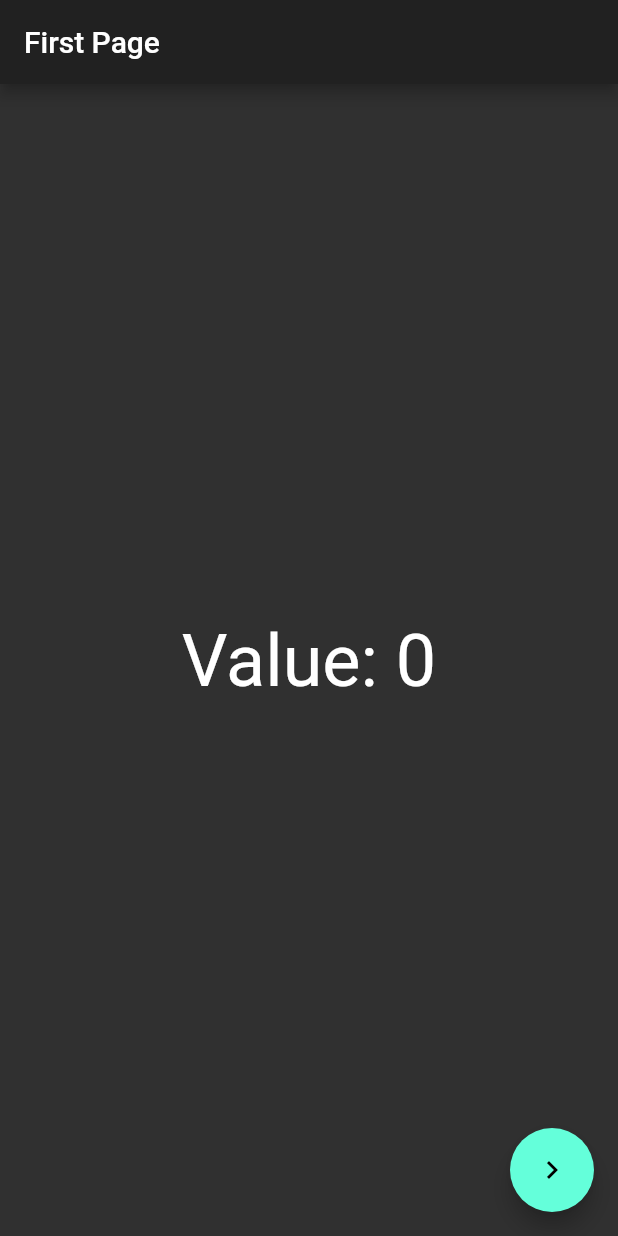
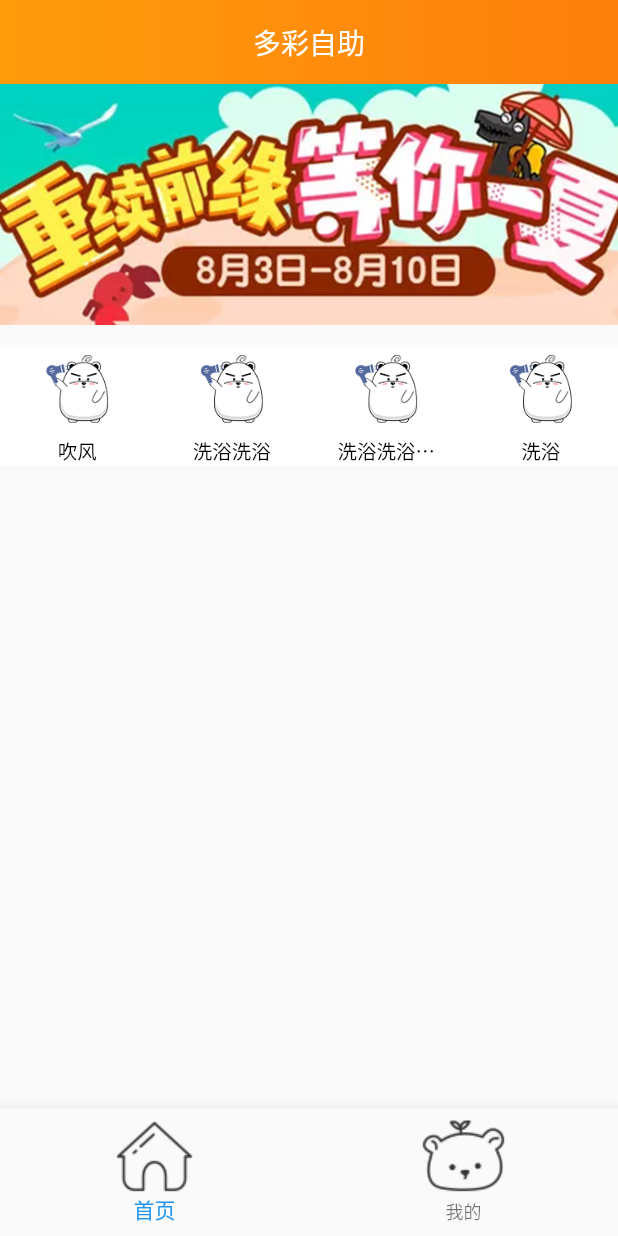
Before and after one commit to kuangshu/dcxy-flutter, a Flutter app: the screen it shows after launch, on a phone screen of 412 x 824 dp. Run offline on Flutter 3.47's test engine with Material 2 defaults, Android fonts, the phone set to English and light mode, and no system bars; our stand-ins replace flutter_screenutil.

Commit message:
添加部分首页布局

```diff
--- /dev/null
+++ b/lib/components/AppBar.dart
@@ -0,0 +1,38 @@
+import 'package:dcxy_flutter/theme/ThemeColors.dart';
+import 'package:flutter/cupertino.dart';
+import 'package:flutter_screenutil/flutter_screenutil.dart';
+
+class AppBar extends StatelessWidget implements PreferredSizeWidget {
+  AppBar({@required this.title});
+
+  final String title;
+
+  @override
+  Size get preferredSize {
+    return new Size.fromHeight(56.0);
+  }
+
+  @override
+  Widget build(BuildContext context) {
+    return Container(
+        height: ScreenUtil.getInstance().setHeight(128),
+        decoration: new BoxDecoration(
+          gradient: new LinearGradient(
+            begin: Alignment.centerLeft,
+            end: Alignment.centerRight,
+            colors: <Color>[const Color(0xfffe9c0b), const Color(0xfffe7f0c)],
+          ),
+        ),
+        child: Container(
+          padding: EdgeInsets.only(top: MediaQuery.of(context).padding.top),
+          child: Center(
+              child: Text(
+            title,
+            style: TextStyle(
+              fontSize: ScreenUtil.getInstance().setSp(34),
+              color: ThemeColors.colorWhite,
+            ),
+          )),
+        ));
+  }
+}
--- /dev/null
+++ b/lib/components/NavItem.dart
@@ -0,0 +1,37 @@
+import 'package:flutter/cupertino.dart';
+import 'package:flutter_screenutil/flutter_screenutil.dart';
+
+class NavItem extends StatelessWidget {
+  NavItem(this.icon, this.label);
+
+  final String icon;
+  final String label;
+
+  @override
+  Widget build(BuildContext context) {
+    return Column(
+      children: <Widget>[
+        Image.asset(
+          icon,
+          width: ScreenUtil.getInstance().setWidth(85),
+          height: ScreenUtil.getInstance().setHeight(90),
+        ),
+        Container(
+          width: ScreenUtil.getInstance().setWidth(120),
+          padding: EdgeInsets.only(top: 4),
+          child: Text(
+            label,
+            overflow: TextOverflow.ellipsis,
+            textAlign: TextAlign.center,
+            style: TextStyle(
+              color: Color(0xFF000000),
+              fontSize: 13,
+              fontWeight: FontWeight.normal,
+              decoration: TextDecoration.none,
+            ),
+          ),
+        )
+      ],
+    );
+  }
+}
--- a/lib/counter_model.dart
+++ /dev/null
@@ -1,11 +0,0 @@
-import 'package:flutter/widgets.dart';
-
-class CounterModel with ChangeNotifier {
-  int _count = 0;
-  int get value => _count;
-
-  void increment() {
-    _count++;
-    notifyListeners();
-  }
-}
--- a/lib/main.dart
+++ b/lib/main.dart
@@ -1,18 +1,20 @@
-import 'package:dcxy_flutter/counter_model.dart';
-import 'package:dcxy_flutter/screen.dart';
+import 'package:dcxy_flutter/theme/ThemeColors.dart';
+import 'package:dcxy_flutter/views/Home/home.dart';
 import 'package:flutter/material.dart';
+import 'package:flutter/services.dart';
 import 'package:provider/provider.dart';
 
 void main() {
-  final counter = CounterModel();
   final textSize = 48;
+
+  SystemChrome.setSystemUIOverlayStyle(
+      SystemUiOverlayStyle(statusBarColor: Colors.transparent));
 
   runApp(
     MultiProvider(providers: [
       Provider<int>(
         builder: (_) => textSize,
       ),
-      ChangeNotifierProvider<CounterModel>.value(value: counter),
     ], child: MyApp()),
   );
 }
@@ -21,8 +23,9 @@ class MyApp extends StatelessWidget {
   @override
   Widget build(BuildContext context) {
     return MaterialApp(
-      theme: ThemeData.dark(),
-      home: FirstScreen(),
+      color: ThemeColors.defaultBackgroud,
+      theme: ThemeData.light(),
+      home: Home(),
     );
   }
 }
--- a/lib/screen.dart
+++ /dev/null
@@ -1,60 +0,0 @@
-import 'package:dcxy_flutter/counter_model.dart';
-import 'package:flutter/material.dart';
-import 'package:provider/provider.dart';
-
-class FirstScreen extends StatelessWidget {
-  @override
-  Widget build(BuildContext context) {
-    final counter = Provider.of<CounterModel>(context);
-    final textSize = Provider.of<int>(context);
-
-    return Scaffold(
-      appBar: AppBar(
-        title: Text('First Page'),
-      ),
-      body: Center(
-        child: Text(
-          'Value: ${counter.value}',
-          style: TextStyle(
-            fontSize: textSize.toDouble(),
-          ),
-        ),
-      ),
-      floatingActionButton: FloatingActionButton(
-        onPressed: () => Navigator.of(context)
-            .push(MaterialPageRoute(builder: (context) => SecondScreen())),
-        child: Icon(Icons.navigate_next),
-      ),
-    );
-  }
-}
-
-class SecondScreen extends StatelessWidget {
-  @override
-  Widget build(BuildContext context) {
-    return Scaffold(
-      appBar: AppBar(
-        title: Text('Second Page'),
-      ),
-      body: Consumer2<CounterModel, int>(
-        builder: (context, CounterModel counter, int textSize, child) {
-          return Center(
-            child: Text(
-              'Value: ${counter.value}',
-              style: TextStyle(
-                fontSize: textSize.toDouble(),
-              ),
-            ),
-          );
-        },
-      ),
-      floatingActionButton: Consumer<CounterModel>(
-        builder: (context, CounterModel counter, child) => FloatingActionButton(
-          onPressed: () => counter.increment(),
-          child: child,
-        ),
-        child: Icon(Icons.add),
-      ),
-    );
-  }
-}
--- /dev/null
+++ b/lib/theme/ThemeColors.dart
@@ -0,0 +1,37 @@
+import 'dart:ui';
+
+class ThemeColors {
+  // 默认背景色
+  static Color defaultBackgroud = Color(0xfff2f2f2);
+
+  ///主色调，按钮，特殊需要强调和突出的文字
+  static Color colorTheme = Color.fromRGBO(255, 134, 0, 1);
+
+  ///主色调渐变用色，个别按钮和状态，从colorBtnLeft变化到colorBtnRight
+  static Color colorBtnLeft = Color.fromRGBO(251, 156, 51, 1);
+  static Color colorBtnRight = Color.fromRGBO(252, 191, 50, 1);
+
+  ///提示性文字，状态信息，按钮等
+  static Color colorRed = Color.fromRGBO(226, 36, 39, 1);
+
+  ///功能性较强的文字，内页标题等
+  static Color color333333 = Color.fromRGBO(51, 51, 51, 1);
+
+  ///正文，副标题以及可点击区域的主要文字和图标
+  static Color color666666 = Color.fromRGBO(102, 102, 102, 1);
+
+  ///弱化信息，提示性文字信息，不可点击状态
+  static Color color999999 = Color.fromRGBO(153, 153, 153, 1);
+
+  ///弱化信息，提示性文字信息
+  static Color colorDDDDDD = Color.fromRGBO(221, 221, 221, 1);
+
+  ///背景区域划分，分割线
+  static Color colorF6F6F8 = Color.fromRGBO(246, 246, 248, 1);
+
+  ///纯白色
+  static Color colorWhite = Color.fromRGBO(255, 255, 255, 1);
+
+  ///纯黑色
+  static Color colorBlack = Color.fromRGBO(0, 0, 0, 1);
+}
--- /dev/null
+++ b/lib/views/Home/home.dart
@@ -0,0 +1,91 @@
+import 'package:dcxy_flutter/components/AppBar.dart' as custom;
+import 'package:dcxy_flutter/components/NavItem.dart';
+import 'package:flutter/material.dart';
+import 'package:flutter_screenutil/flutter_screenutil.dart';
+
+class Home extends StatelessWidget {
+  Column buildIconMenu(String name, String label) {
+    return Column(
+      mainAxisSize: MainAxisSize.max,
+      mainAxisAlignment: MainAxisAlignment.center,
+      children: <Widget>[
+        Image.asset(
+          name,
+          width: ScreenUtil.getInstance().setWidth(85),
+          height: ScreenUtil.getInstance().setHeight(90),
+        ),
+        Container(
+          width: ScreenUtil.getInstance().setWidth(120),
+          padding: EdgeInsets.only(top: 4),
+          child: Text(
+            label,
+            overflow: TextOverflow.ellipsis,
+            textAlign: TextAlign.center,
+            style: TextStyle(
+              color: Color(0xFF000000),
+              fontSize: 13,
+              fontWeight: FontWeight.normal,
+              decoration: TextDecoration.none,
+            ),
+          ),
+        ),
+      ],
+    );
+  }
+
+  Row buildBottomNav() {
+    return Row(
+      children: <Widget>[
+        NavItem('assets/buttomIcon/home@2x.png', '首页'),
+        NavItem('assets/buttomIcon/my@2x.png', '我的'),
+      ],
+    );
+  }
+
+  @override
+  Widget build(BuildContext context) {
+    ScreenUtil.instance = ScreenUtil(width: 750, height: 1334)..init(context);
+
+    return Scaffold(
+      appBar: custom.AppBar(title: '多彩自助'),
+      body: Container(
+          child: Column(
+        children: <Widget>[
+          Image.asset(
+            'assets/home/banner-2@2x.png',
+            width: ScreenUtil.getInstance().setWidth(750),
+            height: ScreenUtil.getInstance().setHeight(260),
+            fit: BoxFit.cover,
+          ),
+          Container(
+            color: Color(0xFFFFFFFF),
+            margin: EdgeInsets.symmetric(
+                horizontal: 0,
+                vertical: ScreenUtil.getInstance().setHeight(24)),
+            child: Row(
+              mainAxisAlignment: MainAxisAlignment.spaceAround,
+              children: <Widget>[
+                buildIconMenu('assets/home/hairDry@2x.png', '吹风'),
+                buildIconMenu('assets/home/hairDry@2x.png', '洗浴洗浴'),
+                buildIconMenu('assets/home/hairDry@2x.png', '洗浴洗浴洗浴'),
+                buildIconMenu('assets/home/hairDry@2x.png', '洗浴'),
+              ],
+            ),
+          )
+        ],
+      )),
+      bottomNavigationBar: BottomNavigationBar(
+        items: [
+          BottomNavigationBarItem(
+            icon: Image.asset('assets/buttomIcon/home@2x.png'),
+            title: Text('首页'),
+          ),
+          BottomNavigationBarItem(
+            icon: Image.asset('assets/buttomIcon/my@2x.png'),
+            title: Text('我的'),
+          ),
+        ],
+      ),
+    );
+  }
+}
```
Also changed, not shown: pubspec.yaml (+10 -3 lines), assets/buttomIcon/discover-selected@2x.png (added), assets/buttomIcon/discover@2x.png (added), assets/buttomIcon/home-selected@2x.png (added), assets/buttomIcon/home@2x.png (added), assets/buttomIcon/my-selected@2x.png (added), assets/buttomIcon/my@2x.png (added), assets/buttomIcon/格子未选中@2x.png (added), assets/buttomIcon/格子选中@2x.png (added), assets/home/banner-2@2x.png (added), assets/home/hairDry@2x.png (added), pubspec.lock, 2 other files.
